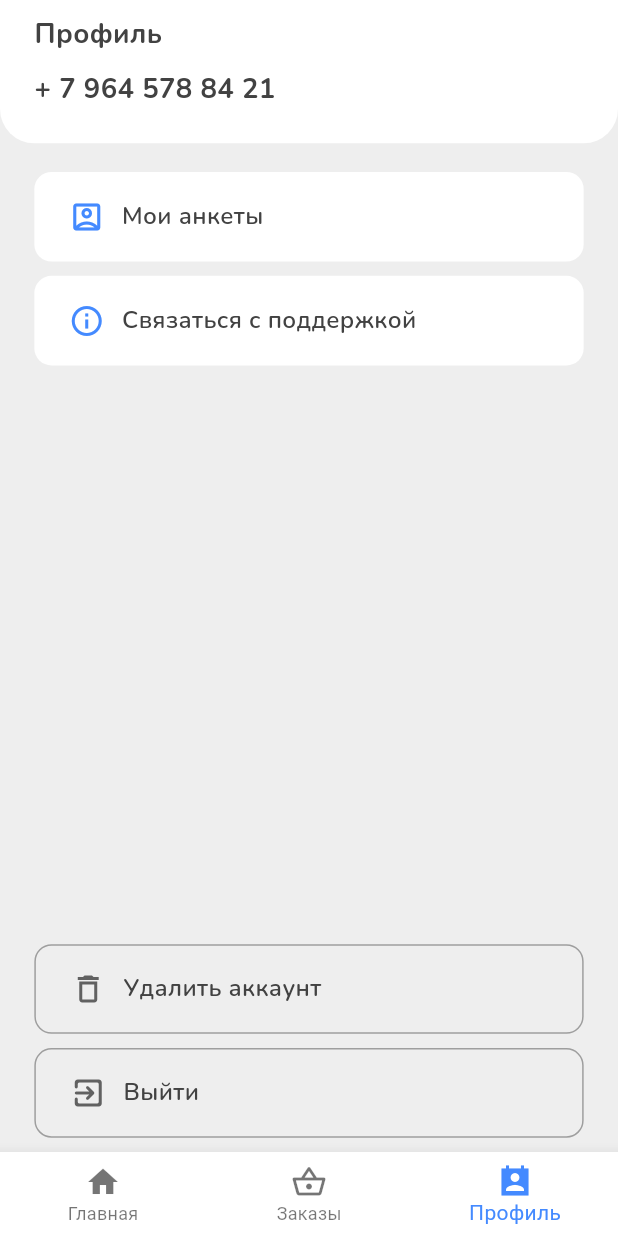
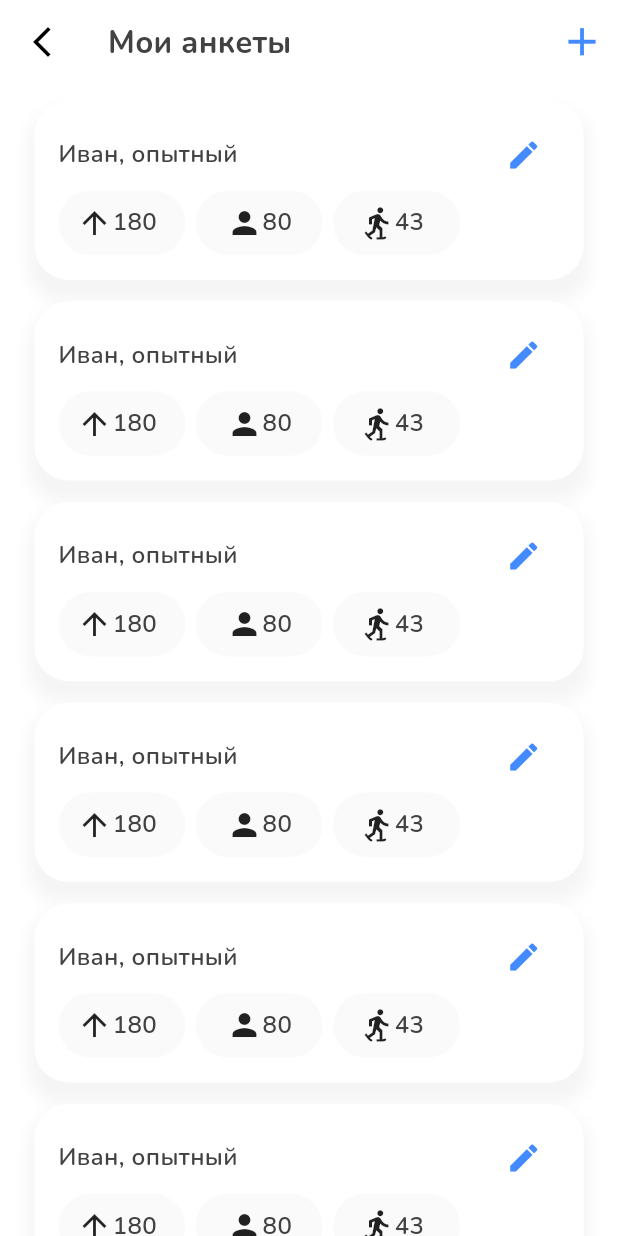
Before and after one commit to RedFox802/Flutter-Ski-Equipment-App, a Flutter app: the screen it shows after launch, item 3 of the bottom bar chosen, after a tap on "Мои анкеты", on a phone screen of 412 x 824 dp. Run offline on Flutter 3.47's test engine with Material 2 defaults, Android fonts, the phone set to English and light mode, and no system bars; our stand-ins replace firebase_auth, firebase_core, flutter_bloc, flutter_screenutil, flutter_svg, fluttertoast and 4 more; missing offline and left inert: easy_autocomplete; accounts and stored records are empty.

Commit message:
дизайн страницы c анкетами

```diff
--- a/lib/components/default_app_bar.dart
+++ b/lib/components/default_app_bar.dart
@@ -31,7 +31,7 @@ class DefaultAppBar extends StatelessWidget with PreferredSizeWidget {
         elevation: 0,
         title: Text(
           titleText ?? '',
-          style: AppTextStyle.nunitoW700S16,
+          style: AppTextStyle.nunitoW700S18,
         ),
         centerTitle: centreTitle,
         leading: canPop
--- a/lib/features/profile_page/presentation/screens/profile_screen.dart
+++ b/lib/features/profile_page/presentation/screens/profile_screen.dart
@@ -1,7 +1,9 @@
+import 'package:flutter/cupertino.dart';
 import 'package:flutter/material.dart';
 import 'package:flutter_screenutil/flutter_screenutil.dart';
 
 import '../../../../components/app_text_styles.dart';
+import '../../../questionnaire_page/presentation/screen/questionnaire_screen.dart';
 import '../../../support_connection_page/presentation/screens/support_connection_screen.dart';
 import '../components/app_profile_button.dart';
 
@@ -46,13 +48,22 @@ class ProfileScreen extends StatelessWidget {
             SizedBox(height: 16.h),
             AppProfileButton(
               icon: Icons.account_box_outlined,
-              onTup: () {},
               isUp: true,
               text: 'Мои анкеты',
+              onTup: () {
+                Navigator.push(
+                  context,
+                  MaterialPageRoute(
+                    builder: ((_) => const QuestionnaireScreen()),
+                  ),
+                );
+              },
             ),
             SizedBox(height: 8.h),
             AppProfileButton(
               icon: Icons.info_outline,
+              isUp: true,
+              text: 'Связаться с поддержкой',
               onTup: () {
                 Navigator.push(
                   context,
@@ -61,23 +72,53 @@ class ProfileScreen extends StatelessWidget {
                   ),
                 );
               },
-              isUp: true,
-              text: 'Связаться с поддержкой',
             ),
             const Spacer(),
             AppProfileButton(
               icon: Icons.delete_outline_outlined,
-              onTup: () {},
               isUp: false,
               text: 'Удалить аккаунт',
+              onTup: () {
+                showDialog(
+                  context: context,
+                  builder: (BuildContext context) {
+                    return CupertinoAlertDialog(
+                      title: Text(
+                        "Подтверждение",
+                        style: AppTextStyle.nunitoW700S16,
+                      ),
+                      content: Text(
+                        "Удалить ваш аккаунт?",
+                        style: AppTextStyle.nunitoW600S14,
+                      ),
+                      actions: [
+                        CupertinoDialogAction(
+                            onPressed: () {},
+                            child: Text(
+                              "Да",
+                              style: AppTextStyle.nunitoW600S14,
+                            )),
+                        CupertinoDialogAction(
+                          onPressed: () {},
+                          child: Text(
+                            "Отмена",
+                            style: AppTextStyle.nunitoW600S14
+                                .copyWith(color: Colors.blueAccent),
+                          ),
+                        ),
+                      ],
+                    );
+                  },
+                );
+              },
             ),
             Padding(
               padding: EdgeInsets.symmetric(vertical: 8.h),
               child: AppProfileButton(
                 icon: Icons.exit_to_app_rounded,
-                onTup: () {},
                 isUp: false,
                 text: 'Выйти',
+                onTup: () {},
               ),
             ),
           ],
--- /dev/null
+++ b/lib/features/questionnaire_page/presentation/components/questionnaire_container.dart
@@ -0,0 +1,101 @@
+import 'package:equipment/components/app_text_styles.dart';
+import 'package:flutter/material.dart';
+import 'package:flutter_screenutil/flutter_screenutil.dart';
+
+class QuestionnaireContainer extends StatelessWidget {
+  const QuestionnaireContainer({Key? key}) : super(key: key);
+
+  @override
+  Widget build(BuildContext context) {
+    return Padding(
+      padding: EdgeInsets.symmetric(vertical: 6.h,horizontal: 20.w),
+      child: SizedBox(
+        width: MediaQuery.of(context).size.width - 40.w,
+        height: 100.h,
+        child: DecoratedBox(
+          decoration: BoxDecoration(
+            color: Colors.white,
+            borderRadius: BorderRadius.circular(20.r),
+            boxShadow: [
+              BoxShadow(
+                color: Colors.grey.shade100 ,
+                blurRadius: 8,
+                spreadRadius: 4,
+                offset: const Offset(0, 10),
+              ),
+            ],
+          ),
+          child: Padding(
+              padding: EdgeInsets.symmetric(horizontal: 14.w,vertical: 10.h),
+              child: Column(
+                children: [
+                  Row(
+                    mainAxisAlignment: MainAxisAlignment.spaceBetween,
+                    children: [
+                      Text('Иван, опытный',style: AppTextStyle.nunitoW600S14,),
+                      IconButton(onPressed: (){}, icon: const Icon(Icons.edit,color: Colors.blueAccent,),),
+                    ],
+                  ),
+                  Row(
+                    children: [
+                      Container(
+                        width: 74.w,
+                        height: 36.h,
+                        decoration: BoxDecoration(
+                          color: Colors.grey.shade50,
+                          borderRadius: BorderRadius.circular(30.r),
+                        ),
+                        child: Row(
+                          mainAxisAlignment: MainAxisAlignment.center,
+                          children: [
+                             const Icon(Icons.arrow_upward,),
+                            Text('180',style: AppTextStyle.nunitoW600S14,),
+                            SizedBox(width: 6.w),
+                          ],
+                        ),
+                      ),
+
+                      Padding(
+                        padding: EdgeInsets.symmetric(horizontal: 6.w),
+                        child: Container(
+                          width: 74.w,
+                          height: 36.h,
+                          decoration: BoxDecoration(
+                            color: Colors.grey.shade50,
+                            borderRadius: BorderRadius.circular(30.r),
+                          ),
+                          child: Row(
+                            mainAxisAlignment: MainAxisAlignment.center,
+                            children: [
+                              const Icon(Icons.person_sharp,),
+                              Text('80',style: AppTextStyle.nunitoW600S14,),
+                            ],
+                          ),
+                        ),
+                      ),
+                      Container(
+                        width: 74.w,
+                        height: 36.h,
+                        decoration: BoxDecoration(
+                          color: Colors.grey.shade50,
+                          borderRadius: BorderRadius.circular(30.r),
+                        ),
+                        child: Row(
+                          mainAxisAlignment: MainAxisAlignment.center,
+                          children: [
+                             const Icon(Icons.snowshoeing,),
+                            Text('43',style: AppTextStyle.nunitoW600S14,),
+                            SizedBox(width: 6.w),
+                          ],
+                        ),
+                      )
+                    ],
+                  )
+                ],
+              ),
+            ),
+        ),
+      ),
+    );
+  }
+}
--- /dev/null
+++ b/lib/features/questionnaire_page/presentation/screen/questionnaire_screen.dart
@@ -0,0 +1,33 @@
+import 'package:flutter/material.dart';
+import 'package:flutter_screenutil/flutter_screenutil.dart';
+
+import '../../../../components/default_app_bar.dart';
+import '../components/questionnaire_container.dart';
+
+class QuestionnaireScreen extends StatelessWidget {
+  const QuestionnaireScreen({Key? key}) : super(key: key);
+
+  @override
+  Widget build(BuildContext context) {
+    return Scaffold(
+      backgroundColor: Colors.white,
+      appBar: DefaultAppBar(
+        titleText: 'Мои анкеты',
+        centreTitle: false,
+        action: IconButton(
+          icon: Icon(
+            Icons.add,
+            color: Colors.blueAccent,
+            size: 26.h,
+          ),
+          onPressed: () {},
+        ),
+      ),
+      body: ListView(
+        children: [
+          for (int i = 0; i < 20; i++) const QuestionnaireContainer(),
+        ],
+      ),
+    );
+  }
+}
```
